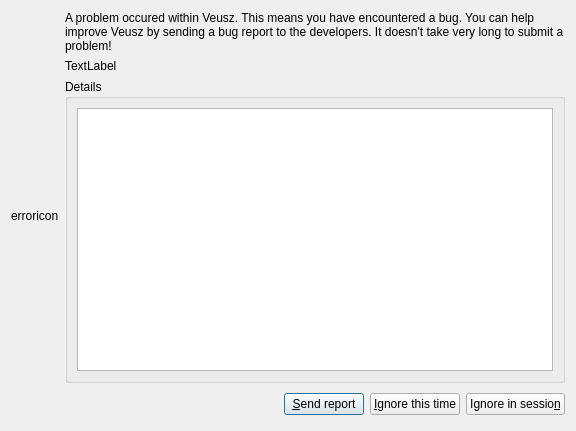
First picture: the form in ui/exceptionlist.ui, repository veusz/veusz, before the edit.
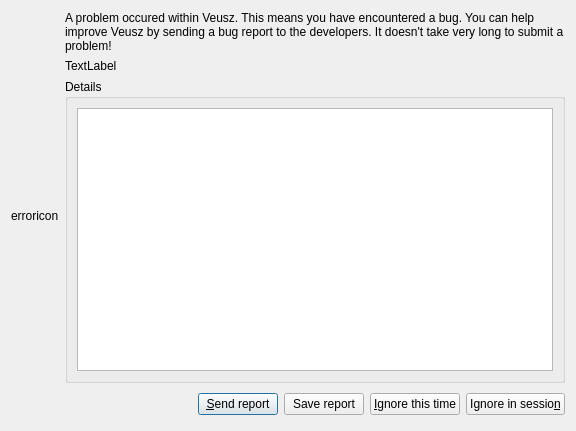
Second picture: the form after the edit.

Commit message: Now the user can choose to save a Bug Report to a file, instead of sending it via email.

What changed in the file:
```diff
--- a/ui/exceptionlist.ui
+++ b/ui/exceptionlist.ui
@@ -81,6 +81,13 @@
          </property>
         </widget>
        </item>
+       <item>
+        <widget class="QPushButton" name="saveButton">
+         <property name="text">
+          <string>Save report</string>
+         </property>
+        </widget>
+       </item>
        <item>
         <widget class="QPushButton" name="cancelButton">
          <property name="text">
```
The commit also changes 1 other file.
